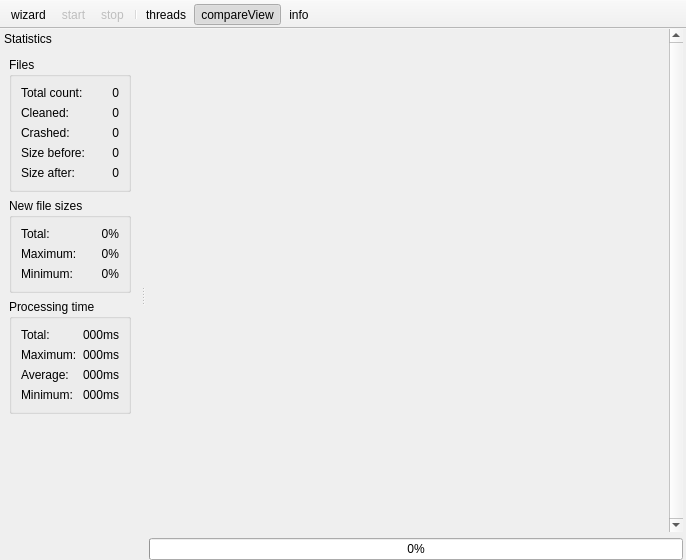
This is src/mainwindow.ui in RazrFalcon/svgcleaner as Qt 5 draws it before an edit. The edited form follows.
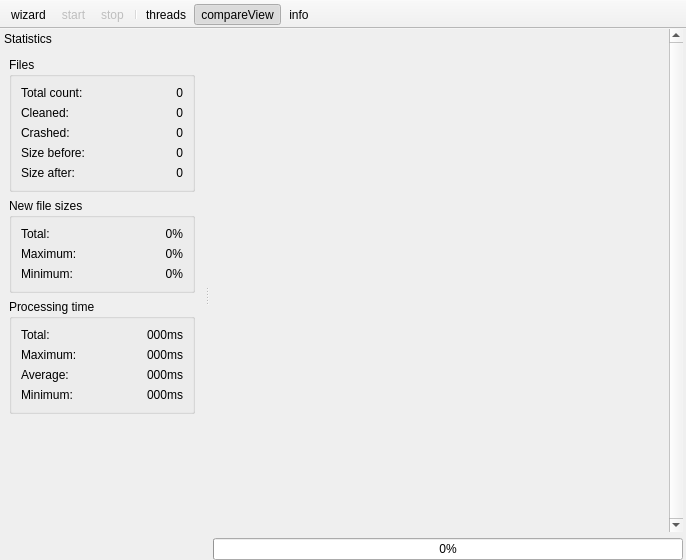
This is the edited form.

```diff
--- a/src/mainwindow.ui
+++ b/src/mainwindow.ui
@@ -52,7 +52,7 @@
         <rect>
          <x>0</x>
          <y>0</y>
-         <width>516</width>
+         <width>461</width>
          <height>508</height>
         </rect>
        </property>
@@ -381,6 +381,12 @@
         </item>
         <item row="0" column="1">
          <widget class="QLabel" name="lblIFullTime">
+          <property name="minimumSize">
+           <size>
+            <width>100</width>
+            <height>0</height>
+           </size>
+          </property>
           <property name="text">
            <string>000ms</string>
           </property>
```
